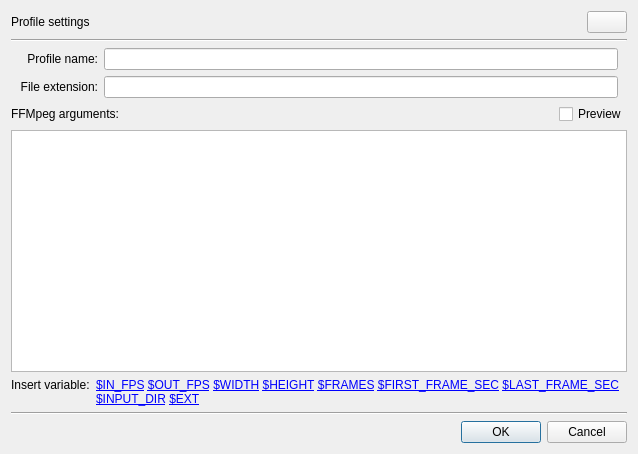
Qt form plugins/dockers/recorder/recorder_profile_settings.ui (KDE/krita) before a commit.
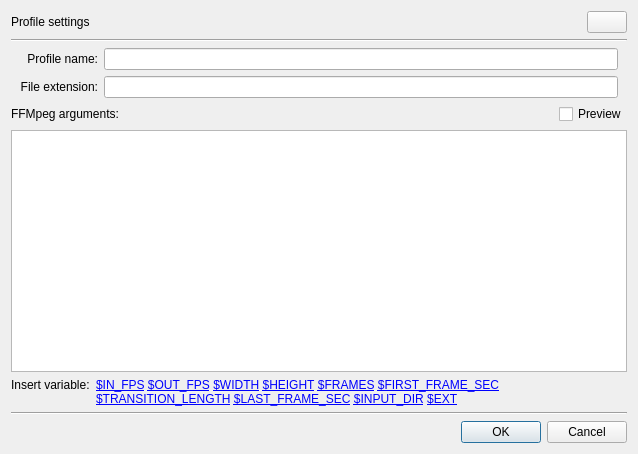
The same form after that commit. Icons and pictures are not drawn.

Commit message: Reworked default FFmpeg profiles BUG:455006 BUG:450790 BUG:429326 BUG:485515 BUG:485514

```diff
--- a/plugins/dockers/recorder/recorder_profile_settings.ui
+++ b/plugins/dockers/recorder/recorder_profile_settings.ui
@@ -90,6 +90,7 @@
 &lt;a href=&quot;$HEIGHT&quot;&gt;$HEIGHT&lt;/a&gt;
 &lt;a href=&quot;$FRAMES&quot;&gt;$FRAMES&lt;/a&gt;
 &lt;a href=&quot;$FIRST_FRAME_SEC&quot;&gt;$FIRST_FRAME_SEC&lt;/a&gt;
+&lt;a href=&quot;$TRANSITION_LENGTH&quot;&gt;$TRANSITION_LENGTH&lt;/a&gt;
 &lt;a href=&quot;$LAST_FRAME_SEC&quot;&gt;$LAST_FRAME_SEC&lt;/a&gt;
 &lt;a href=&quot;$INPUT_DIR&quot;&gt;$INPUT_DIR&lt;/a&gt;
 &lt;a href=&quot;$EXT&quot;&gt;$EXT&lt;/a&gt;
```
The commit also changes 2 other files.
